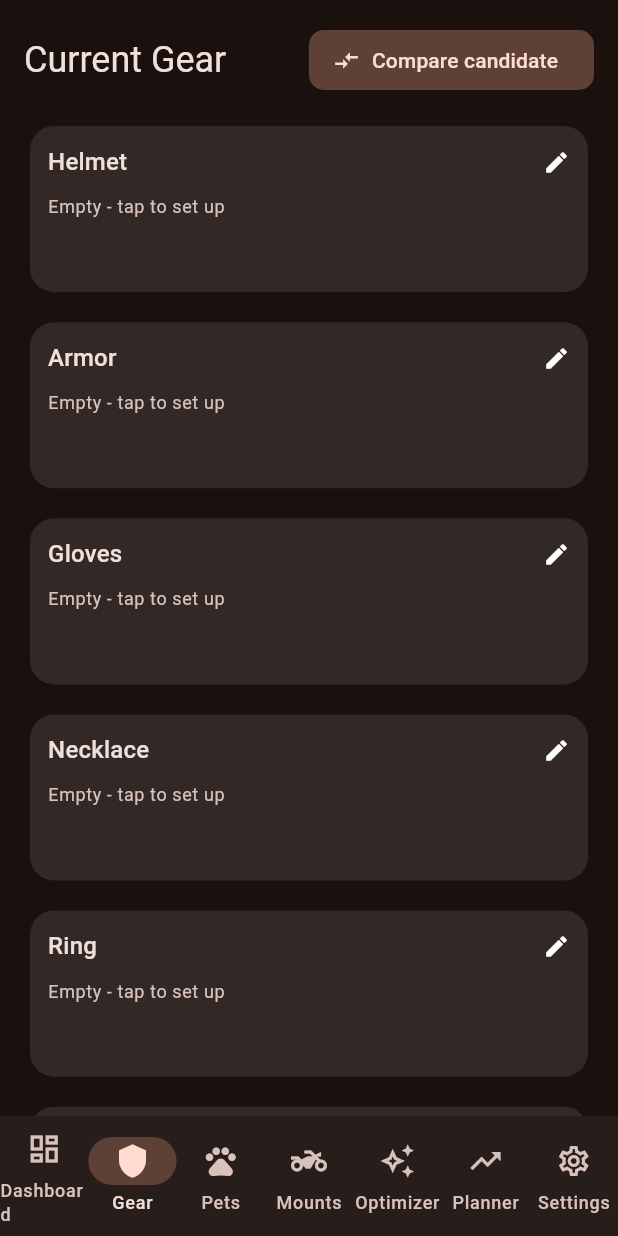
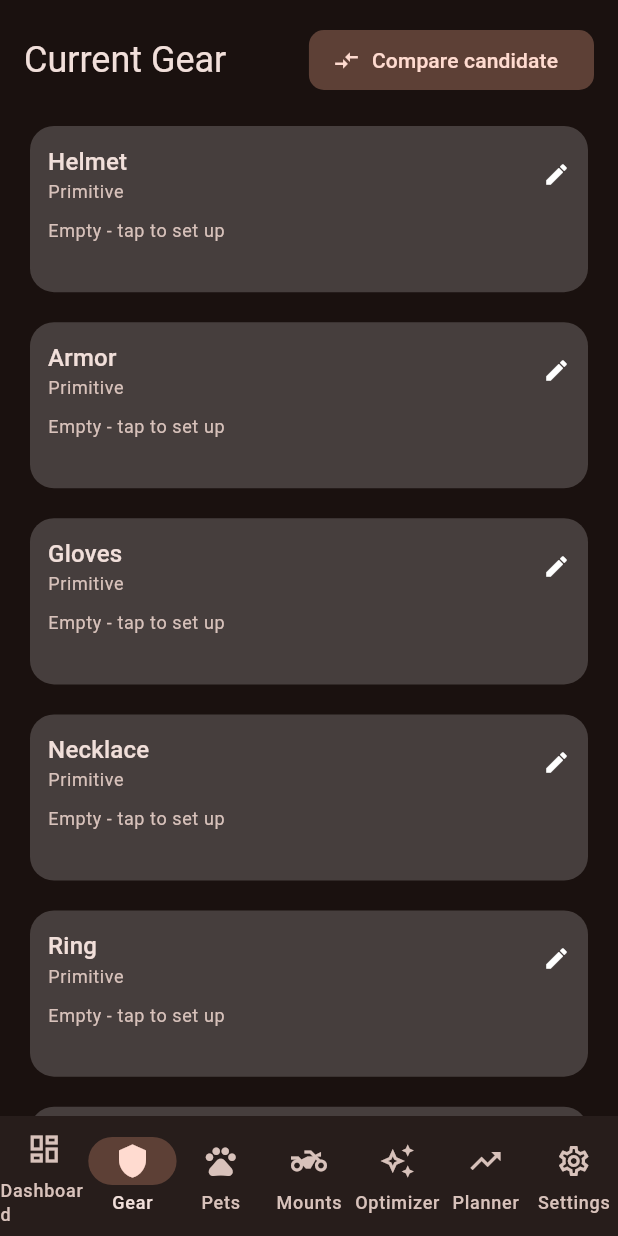
Before and after one commit to athoschiari/forge-master-calculator, a Flutter app: the screen it shows after launch, item 2 of the bottom bar chosen, on a phone screen of 412 x 824 dp. Run offline on Flutter 3.47's test engine with Material 3 defaults, Android fonts, the phone set to English and light mode, and no system bars; our stand-ins replace file_picker, shared_preferences; missing offline and left inert: excel.

Commit message:
Add gear rarity tiers and rarity-colored cards
Gear now carries its own GearRarity (Primitive-Divine) alongside the
existing pet/mount Rarity, which is corrected to Ultimate in place of
Uncommon to match the game's actual tier list. All three item cards tint
their background by rarity for at-a-glance identification.

Co-Authored-By: Claude Sonnet 5 <noreply@anthropic.com>

```diff
--- a/lib/models/enums.dart
+++ b/lib/models/enums.dart
@@ -149,26 +149,76 @@ enum OptimizationMode {
 /// it does not affect calculations.
 enum Rarity {
   common,
-  uncommon,
   rare,
   epic,
   legendary,
+  ultimate,
   mythic;
 
   String get label {
     switch (this) {
       case Rarity.common:
         return 'Common';
-      case Rarity.uncommon:
-        return 'Uncommon';
       case Rarity.rare:
         return 'Rare';
       case Rarity.epic:
         return 'Epic';
       case Rarity.legendary:
         return 'Legendary';
+      case Rarity.ultimate:
+        return 'Ultimate';
       case Rarity.mythic:
         return 'Mythic';
+    }
+  }
+
+  /// Defensive parse for persisted values: falls back to [common] for a
+  /// missing key or an unrecognised name (e.g. the pre-rename `uncommon`
+  /// this enum no longer has). Mirrors [SubstatType.fromLabel]'s pattern.
+  static Rarity fromJson(String? raw) {
+    for (final r in Rarity.values) {
+      if (r.name == raw) return r;
+    }
+    return Rarity.common;
+  }
+}
+
+/// Rarity tiers for gear, distinct from [Rarity] (pets/mounts use a
+/// different, shorter tier list under a different naming scheme).
+enum GearRarity {
+  primitive,
+  medieval,
+  earlyModern,
+  modern,
+  space,
+  interstellar,
+  multiverse,
+  quantum,
+  underworld,
+  divine;
+
+  String get label {
+    switch (this) {
+      case GearRarity.primitive:
+        return 'Primitive';
+      case GearRarity.medieval:
+        return 'Medieval';
+      case GearRarity.earlyModern:
+        return 'Early-Modern';
+      case GearRarity.modern:
+        return 'Modern';
+      case GearRarity.space:
+        return 'Space';
+      case GearRarity.interstellar:
+        return 'Interstellar';
+      case GearRarity.multiverse:
+        return 'Multiverse';
+      case GearRarity.quantum:
+        return 'Quantum';
+      case GearRarity.underworld:
+        return 'Underworld';
+      case GearRarity.divine:
+        return 'Divine';
     }
   }
 }
--- a/lib/models/gear.dart
+++ b/lib/models/gear.dart
@@ -7,6 +7,7 @@ import 'stats.dart';
 /// upgrade cost; it does not scale stats (entered values are already forged).
 class GearPiece {
   final GearSlot slot;
+  final GearRarity rarity;
   final double mainDamage;
   final double mainHealth;
   final int forgeLevel;
@@ -14,6 +15,7 @@ class GearPiece {
 
   const GearPiece({
     required this.slot,
+    this.rarity = GearRarity.primitive,
     this.mainDamage = 0,
     this.mainHealth = 0,
     this.forgeLevel = 0,
@@ -30,6 +32,7 @@ class GearPiece {
 
   GearPiece copyWith({
     GearSlot? slot,
+    GearRarity? rarity,
     double? mainDamage,
     double? mainHealth,
     int? forgeLevel,
@@ -37,6 +40,7 @@ class GearPiece {
   }) {
     return GearPiece(
       slot: slot ?? this.slot,
+      rarity: rarity ?? this.rarity,
       mainDamage: mainDamage ?? this.mainDamage,
       mainHealth: mainHealth ?? this.mainHealth,
       forgeLevel: forgeLevel ?? this.forgeLevel,
@@ -46,6 +50,7 @@ class GearPiece {
 
   Map<String, dynamic> toJson() => {
         'slot': slot.name,
+        'rarity': rarity.name,
         'mainDamage': mainDamage,
         'mainHealth': mainHealth,
         'forgeLevel': forgeLevel,
@@ -54,6 +59,8 @@ class GearPiece {
 
   factory GearPiece.fromJson(Map<String, dynamic> json) => GearPiece(
         slot: GearSlot.values.byName(json['slot'] as String),
+        rarity: GearRarity.values
+            .byName(json['rarity'] as String? ?? 'primitive'),
         mainDamage: (json['mainDamage'] as num?)?.toDouble() ?? 0,
         mainHealth: (json['mainHealth'] as num?)?.toDouble() ?? 0,
         forgeLevel: (json['forgeLevel'] as num?)?.toInt() ?? 0,
--- a/lib/models/mount.dart
+++ b/lib/models/mount.dart
@@ -56,7 +56,7 @@ class Mount {
 
   factory Mount.fromJson(Map<String, dynamic> json) => Mount(
         id: json['id'] as String,
-        rarity: Rarity.values.byName(json['rarity'] as String? ?? 'common'),
+        rarity: Rarity.fromJson(json['rarity'] as String?),
         level: (json['level'] as num?)?.toInt() ?? 1,
         mainDamage: (json['mainDamage'] as num?)?.toDouble() ?? 0,
         mainHealth: (json['mainHealth'] as num?)?.toDouble() ?? 0,
--- a/lib/models/pet.dart
+++ b/lib/models/pet.dart
@@ -63,7 +63,7 @@ class Pet {
   factory Pet.fromJson(Map<String, dynamic> json) => Pet(
         id: json['id'] as String,
         type: PetType.values.byName(json['type'] as String? ?? 'balanced'),
-        rarity: Rarity.values.byName(json['rarity'] as String? ?? 'common'),
+        rarity: Rarity.fromJson(json['rarity'] as String?),
         level: (json['level'] as num?)?.toInt() ?? 1,
         mainDamage: (json['mainDamage'] as num?)?.toDouble() ?? 0,
         mainHealth: (json['mainHealth'] as num?)?.toDouble() ?? 0,
--- a/lib/widgets/gear_card.dart
+++ b/lib/widgets/gear_card.dart
@@ -1,6 +1,7 @@
 import 'package:flutter/material.dart';
 
 import '../models/gear.dart';
+import '../theme/app_theme.dart';
 import '../utils/formatting.dart';
 import 'substat_chips.dart';
 
@@ -18,6 +19,7 @@ class GearCard extends StatelessWidget {
         piece.mainHealth > 0 ||
         piece.substats.isNotEmpty;
     return Card(
+      color: AppTheme.rarityTint(theme.colorScheme, piece.rarity.color),
       child: InkWell(
         onTap: onEdit,
         child: Padding(
@@ -27,8 +29,23 @@ class GearCard extends StatelessWidget {
             children: [
               Row(
                 children: [
-                  Text(piece.slot.label, style: theme.textTheme.titleMedium),
-                  const Spacer(),
+                  Expanded(
+                    child: Column(
+                      crossAxisAlignment: CrossAxisAlignment.start,
+                      children: [
+                        Text(
+                          piece.slot.label,
+                          style: theme.textTheme.titleMedium,
+                        ),
+                        Text(
+                          piece.rarity.label,
+                          style: theme.textTheme.bodySmall?.copyWith(
+                            color: theme.colorScheme.onSurfaceVariant,
+                          ),
+                        ),
+                      ],
+                    ),
+                  ),
                   if (piece.forgeLevel > 0)
                     Padding(
                       padding: const EdgeInsets.only(right: 4),
--- a/lib/widgets/mount_card.dart
+++ b/lib/widgets/mount_card.dart
@@ -1,6 +1,7 @@
 import 'package:flutter/material.dart';
 
 import '../models/mount.dart';
+import '../theme/app_theme.dart';
 import '../utils/formatting.dart';
 import 'substat_chips.dart';
 
@@ -27,6 +28,7 @@ class MountCard extends StatelessWidget {
   Widget build(BuildContext context) {
     final theme = Theme.of(context);
     return Card(
+      color: AppTheme.rarityTint(theme.colorScheme, mount.rarity.color),
       child: Padding(
         padding: const EdgeInsets.all(12),
         child: Column(
--- a/lib/widgets/pet_card.dart
+++ b/lib/widgets/pet_card.dart
@@ -1,6 +1,7 @@
 import 'package:flutter/material.dart';
 
 import '../models/pet.dart';
+import '../theme/app_theme.dart';
 import '../utils/formatting.dart';
 import 'substat_chips.dart';
 
@@ -28,6 +29,7 @@ class PetCard extends StatelessWidget {
   Widget build(BuildContext context) {
     final theme = Theme.of(context);
     return Card(
+      color: AppTheme.rarityTint(theme.colorScheme, pet.rarity.color),
       child: Padding(
         padding: const EdgeInsets.all(12),
         child: Column(
```
Also changed, not shown: lib/screens/gear_screen.dart (+26 -6 lines), lib/theme/app_theme.dart (+68 -0 lines), 1 other file.
